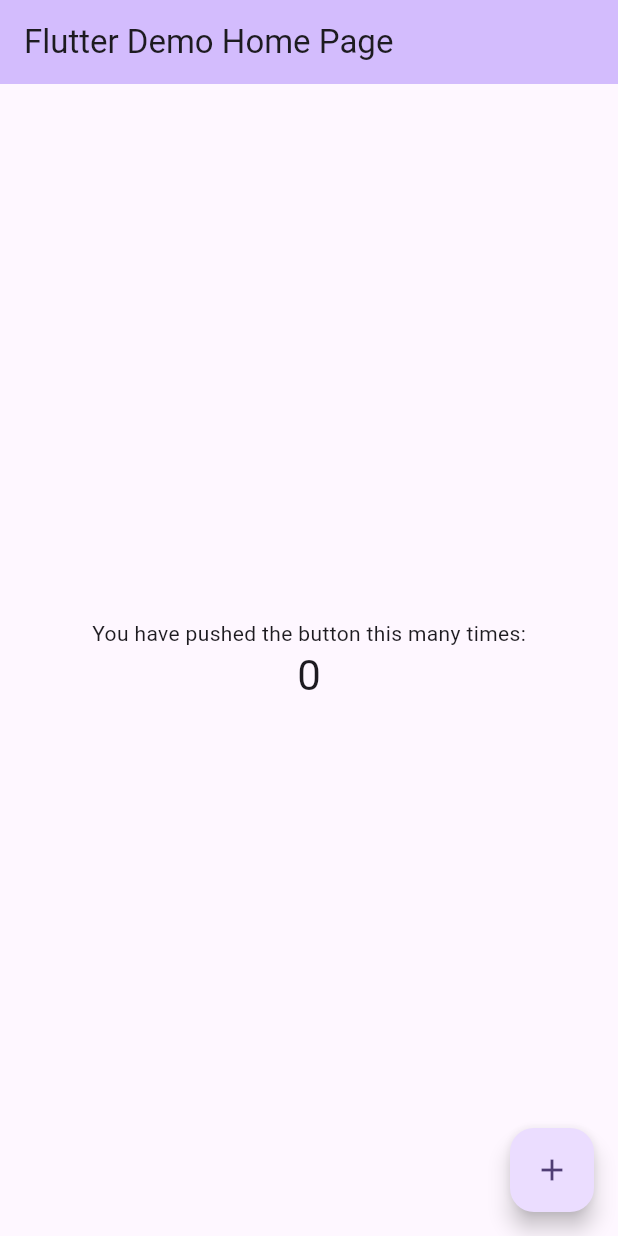
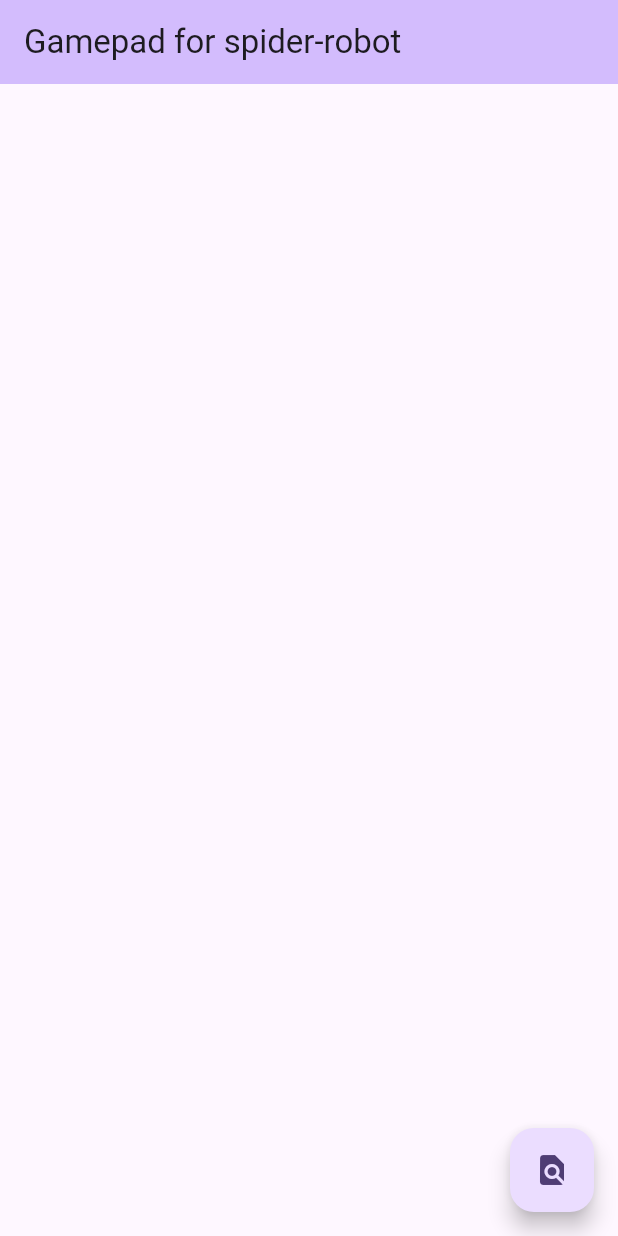
Before and after one commit to PavelSol/flutter_projects, a Flutter app: the screen it shows after launch, on a phone screen of 412 x 824 dp. Run offline on Flutter 3.47's test engine with Material 3 defaults, Android fonts, the phone set to English and light mode, and no system bars.

Commit message:
add second screen

```diff
--- a/gamepad/lib/main.dart
+++ b/gamepad/lib/main.dart
@@ -10,34 +10,28 @@ class MyApp extends StatelessWidget {
   @override
   Widget build(BuildContext context) {
     return MaterialApp(
-      title: 'Flutter Demo',
       theme: ThemeData(
         colorScheme: ColorScheme.fromSeed(seedColor: Colors.deepPurple),
         useMaterial3: true,
       ),
-      home: const MyHomePage(title: 'Flutter Demo Home Page'),
+      routes: {
+        '/': (context) => Spider(title: "Gamepad for spider-robot"),
+        '/Ultrasonic': (context) => Ultrasonic(),
+      },
     );
   }
 }
 
-class MyHomePage extends StatefulWidget {
-  const MyHomePage({super.key, required this.title});
+class Spider extends StatefulWidget {
+  const Spider({super.key, required this.title});
 
   final String title;
 
   @override
-  State<MyHomePage> createState() => _MyHomePageState();
+  State<Spider> createState() => _SpiderState();
 }
 
-class _MyHomePageState extends State<MyHomePage> {
-  int _counter = 0;
-
-  void _incrementCounter() {
-    setState(() {
-      _counter++;
-    });
-  }
-
+class _SpiderState extends State<Spider> {
   @override
   Widget build(BuildContext context) {
     return Scaffold(
@@ -45,25 +39,46 @@ class _MyHomePageState extends State<MyHomePage> {
         backgroundColor: Theme.of(context).colorScheme.inversePrimary,
         title: Text(widget.title),
       ),
-      body: Center(
-        child: Column(
-          mainAxisAlignment: MainAxisAlignment.center,
-          children: <Widget>[
-            const Text(
-              'You have pushed the button this many times:',
-            ),
-            Text(
-              '$_counter',
-              style: Theme.of(context).textTheme.headlineMedium,
-            ),
-          ],
-        ),
-      ),
       floatingActionButton: FloatingActionButton(
-        onPressed: _incrementCounter,
-        tooltip: 'Increment',
-        child: const Icon(Icons.add),
+        onPressed: () {
+          Navigator.of(context).pushNamed('/Ultrasonic');
+        },
+        tooltip: 'Ultrasonic',
+        child: const Icon(Icons.find_in_page),
       ),
     );
   }
 }
+
+class Ultrasonic extends StatefulWidget {
+  const Ultrasonic({super.key});
+
+  @override
+  State<Ultrasonic> createState() => _UltrasonicState();
+}
+
+class _UltrasonicState extends State<Ultrasonic>
+    with SingleTickerProviderStateMixin {
+  late AnimationController _controller;
+
+  @override
+  void initState() {
+    super.initState();
+    _controller = AnimationController(vsync: this);
+  }
+
+  @override
+  void dispose() {
+    _controller.dispose();
+    super.dispose();
+  }
+
+  @override
+  Widget build(BuildContext context) {
+    return Scaffold(
+      appBar: AppBar(
+          backgroundColor: Theme.of(context).colorScheme.inversePrimary,
+          title: Text("Ultrasonic range finder")),
+    );
+  }
+}
```
